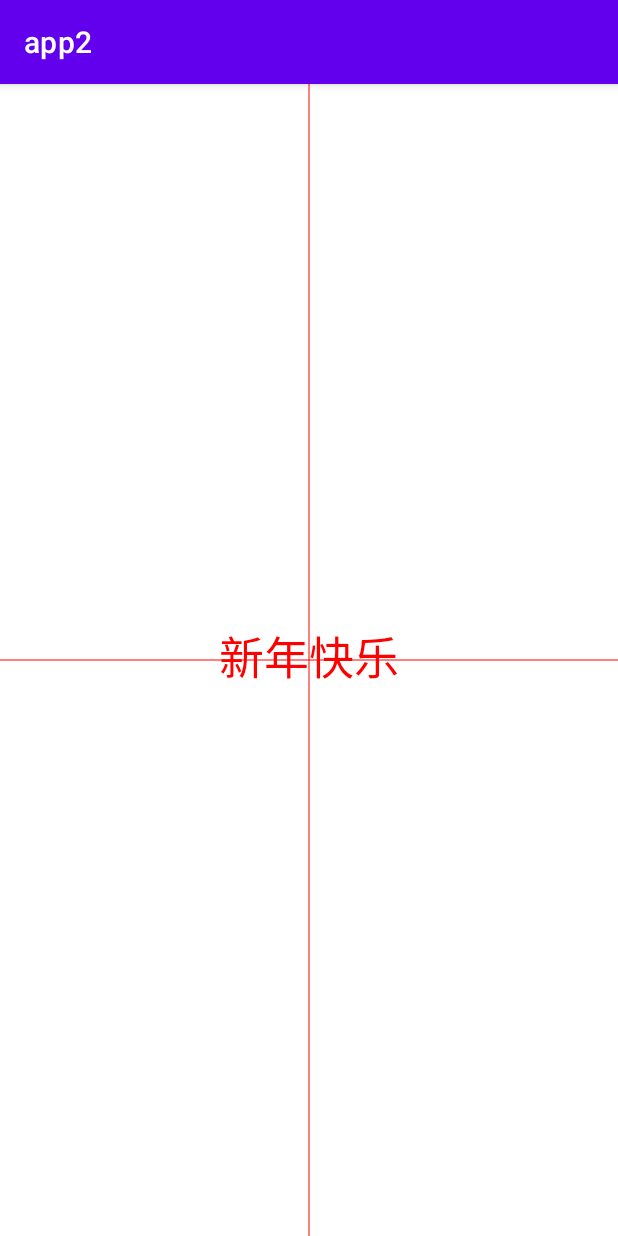
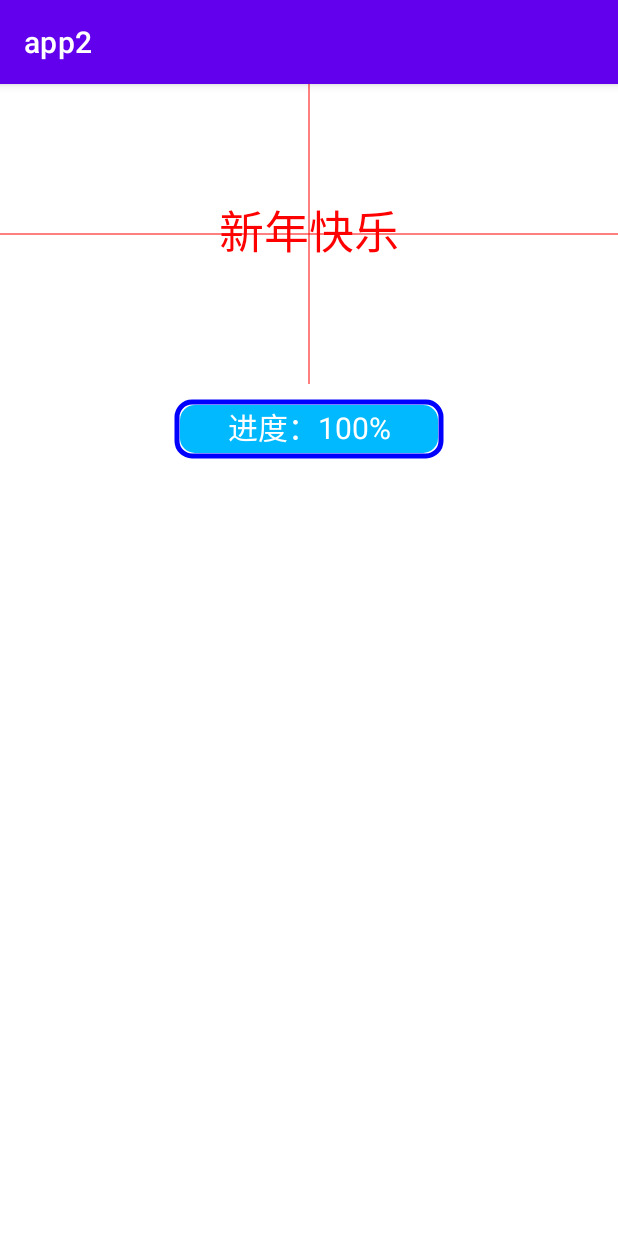
Before and after one commit to Shelter1024/Review, an Android app: the screen it shows after launch (CustomTextViewActivity), on a phone screen of 412 x 824 dp. Run offline under Robolectric (Android 15) with nearby library versions, the phone set to English and light mode, and no system bars.

Commit message:
高级UI：自定义进度条、文字随进度变化

```diff
--- a/app2/src/main/java/com/palmtop/app2/CustomTextViewActivity.kt
+++ b/app2/src/main/java/com/palmtop/app2/CustomTextViewActivity.kt
@@ -15,6 +15,12 @@ class CustomTextViewActivity : AppCompatActivity() {
 
     private fun initView() {
         //setPercent
+        Log.d("Shelter", "CustomTextViewActivity initView: progressView:$progressView")
+        val progressAnimator = ObjectAnimator.ofInt(progressView, "progress", 1, 100)
+        progressAnimator.setDuration(5000)
+            .start()
+
+        //setPercent
         Log.d("Shelter", "CustomTextViewActivity initView: customTextView:$customTextView")
         val animator = ObjectAnimator.ofFloat(customTextView, "percent", 0F, 1F)
         animator.addUpdateListener {
--- /dev/null
+++ b/app2/src/main/java/com/palmtop/app2/ProgressView.kt
@@ -0,0 +1,148 @@
+package com.palmtop.app2
+
+import android.content.Context
+import android.graphics.*
+import android.os.Build
+import android.util.AttributeSet
+import android.util.Log
+import android.view.View
+import androidx.annotation.RequiresApi
+import com.shelter.commonlib.utils.DensityUtil
+
+/**
+ * 自定义进度条 文本和进度颜色渐变
+ * @author: Shelter
+ * Create time: 2022/5/1, 10:19.
+ */
+class ProgressView @JvmOverloads constructor(
+    context: Context,
+    attrs: AttributeSet?,
+    defStyleAttr: Int = 0
+): View(context, attrs, defStyleAttr) {
+
+    val strokePaint = Paint(Paint.ANTI_ALIAS_FLAG)
+    val progressPaint = Paint(Paint.ANTI_ALIAS_FLAG)
+    val textPaint = Paint(Paint.ANTI_ALIAS_FLAG)
+    var mProgress = 0
+    var maxProgress = 100
+    val RADIUS = DensityUtil.dp2px(context, 10).toFloat()
+    var needDrawRightText : Boolean = true
+    val path = Path()
+    val rectF = RectF()
+
+    override fun onMeasure(widthMeasureSpec: Int, heightMeasureSpec: Int) {
+        super.onMeasure(widthMeasureSpec, heightMeasureSpec)
+        val widthMode = MeasureSpec.getMode(widthMeasureSpec)
+        val heightMode = MeasureSpec.getMode(heightMeasureSpec)
+        var newWidthMeasureSpec = widthMeasureSpec
+        var newHeightMeasureSpec = heightMeasureSpec
+        if (widthMode == MeasureSpec.AT_MOST) {
+            val width = DensityUtil.dp2px(context, 180)
+            Log.d("Shelter", "ProgressView onMeasure: newWidth:$width")
+            newWidthMeasureSpec = MeasureSpec.makeMeasureSpec(width, MeasureSpec.EXACTLY)
+        }
+        if (heightMode == MeasureSpec.AT_MOST) {
+            val height = DensityUtil.dp2px(context, 40)
+            Log.d("Shelter", "ProgressView onMeasure: newHeight:$height")
+            newHeightMeasureSpec = MeasureSpec.makeMeasureSpec(height, MeasureSpec.EXACTLY)
+        }
+        setMeasuredDimension(newWidthMeasureSpec, newHeightMeasureSpec)
+    }
+
+    override fun onFinishInflate() {
+        super.onFinishInflate()
+        initPaint()
+    }
+
+    private fun initPaint() {
+        strokePaint.color = Color.BLUE
+        strokePaint.style = Paint.Style.STROKE
+        strokePaint.strokeWidth = DensityUtil.dp2px(context, 3).toFloat()
+
+        progressPaint.color = Color.parseColor("#00b9ff")
+        progressPaint.style = Paint.Style.FILL
+
+        textPaint.color = Color.WHITE
+        textPaint.style = Paint.Style.FILL
+        textPaint.textSize = DensityUtil.dp2px(context, 20).toFloat()
+    }
+
+    @RequiresApi(Build.VERSION_CODES.LOLLIPOP)
+    override fun onDraw(canvas: Canvas?) {
+        needDrawRightText = true
+        drawRoundRect(canvas)
+        drawProgress(canvas)
+        drawLeftText(canvas)
+        drawRightText(canvas)
+    }
+
+    private fun drawRightText(canvas: Canvas?) {
+        if (!needDrawRightText) return
+        val text = "进度：${(getPercent() * 100).toInt()}%"
+        val progressRight = width * getPercent() - paddingRight
+        val textWidth = textPaint.measureText(text)
+        val left = width / 2 - textWidth / 2
+        val fontMetrics = textPaint.fontMetrics
+        val baseLine = height / 2 - (fontMetrics.ascent + fontMetrics.descent) / 2
+        textPaint.color = Color.DKGRAY
+        canvas?.save()
+        canvas?.clipRect(progressRight.toInt(), 0, width, height)
+        canvas?.drawText(text, left, baseLine, textPaint)
+        canvas?.restore()
+    }
+
+    private fun drawLeftText(canvas: Canvas?) {
+        val text = "进度：${(getPercent() * 100).toInt()}%"
+        val progressRight = width * getPercent() - paddingRight
+        val textWidth = textPaint.measureText(text)
+        val left = width / 2 - textWidth / 2
+        val fontMetrics = textPaint.fontMetrics
+        val baseLine = height / 2 - (fontMetrics.ascent + fontMetrics.descent) / 2
+        textPaint.color = Color.DKGRAY
+        if (progressRight <= left) {
+            needDrawRightText = false
+            canvas?.drawText(text, left, baseLine, textPaint)
+            return
+        }
+        canvas?.save()
+        textPaint.color = Color.WHITE
+        canvas?.clipRect(0, 0, progressRight.toInt(), height)
+        canvas?.drawText(text, left, baseLine, textPaint)
+        canvas?.restore()
+    }
+
+    @RequiresApi(Build.VERSION_CODES.LOLLIPOP)
+    private fun drawProgress(canvas: Canvas?) {
+        path.reset()
+        val padding = DensityUtil.dp2px(context, 2)
+        val left = 0 + paddingLeft + padding
+        val right = left + (width - paddingRight * 2- padding * 2) * getPercent()
+        val top = paddingTop + padding
+        val bottom = height - paddingBottom - padding
+        canvas?.save()
+        progressPaint.strokeJoin = Paint.Join.ROUND
+        rectF.set(left.toFloat(), top.toFloat(), right.toFloat(),  bottom.toFloat())
+        path.addRoundRect(rectF, RADIUS, RADIUS, Path.Direction.CW)
+        canvas?.clipPath(path)
+        canvas?.drawRect(rectF, progressPaint)
+        canvas?.restore()
+    }
+
+    @RequiresApi(Build.VERSION_CODES.LOLLIPOP)
+    private fun drawRoundRect(canvas: Canvas?) {
+        val left = 0 + paddingLeft
+        val right = width - paddingRight
+        val top = paddingTop
+        val bottom = height - paddingBottom
+        canvas?.drawRoundRect(left.toFloat(), top.toFloat(), right.toFloat(),  bottom.toFloat(), RADIUS, RADIUS, strokePaint)
+    }
+
+    fun setProgress(progress: Int) {
+        mProgress = progress
+        invalidate()
+    }
+
+    fun getProgress() = mProgress
+
+    fun getPercent(): Float = 1.0F * mProgress / maxProgress
+}
--- a/app2/src/main/res/layout/activity_custom_text_view.xml
+++ b/app2/src/main/res/layout/activity_custom_text_view.xml
@@ -1,15 +1,25 @@
 <?xml version="1.0" encoding="utf-8"?>
-<FrameLayout xmlns:android="http://schemas.android.com/apk/res/android"
+<LinearLayout xmlns:android="http://schemas.android.com/apk/res/android"
     xmlns:app="http://schemas.android.com/apk/res-auto"
     xmlns:tools="http://schemas.android.com/tools"
     android:id="@+id/root"
     android:layout_width="match_parent"
     android:layout_height="match_parent"
+    android:gravity="center_horizontal"
+    android:orientation="vertical"
+
     tools:context=".CustomTextViewActivity">
 
     <com.palmtop.app2.view.CustomTextView
         android:id="@+id/customTextView"
         android:layout_width="match_parent"
-        android:layout_height="match_parent"/>
+        android:layout_height="200dp" />
 
-</FrameLayout>
+    <com.palmtop.app2.ProgressView
+        android:id="@+id/progressView"
+        android:layout_width="wrap_content"
+        android:layout_height="wrap_content"
+        android:layout_marginTop="10dp"
+        android:padding="2dp" />
+
+</LinearLayout>
```
